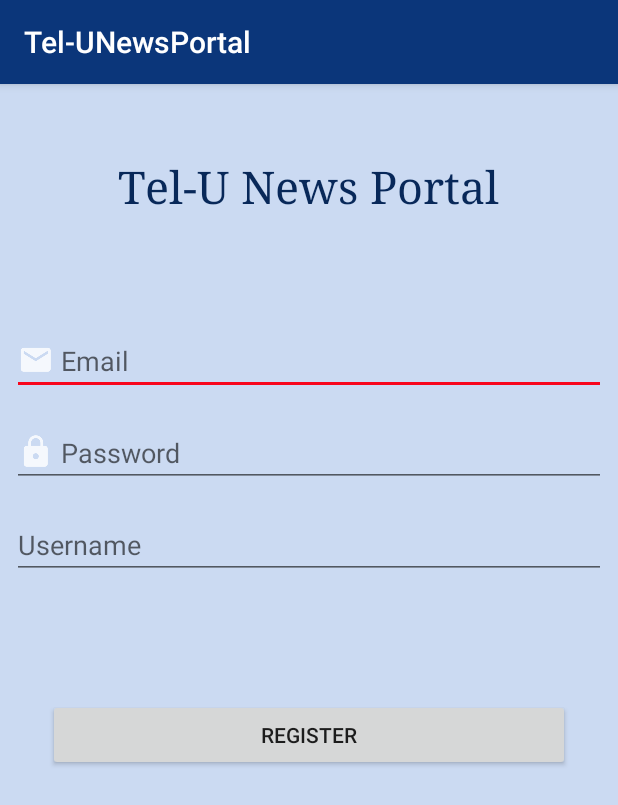
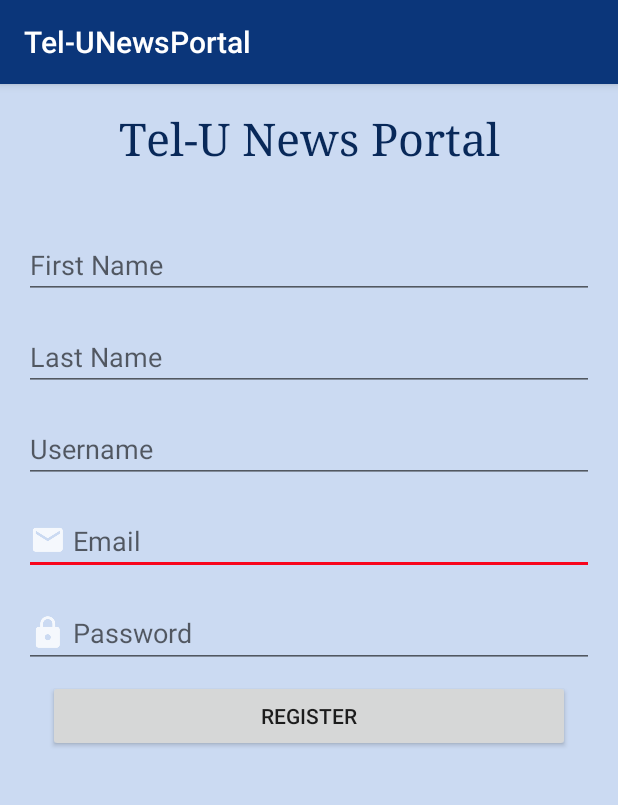
Before and after one commit to noparticularskill/RPL, an Android app: the Register screen opened directly, with no data from a screen before it, on a phone screen of 412 x 824 dp. Shown: the top 805 px of the screen. Run offline under Robolectric (Android 15) with nearby library versions, the light colour scheme and no system bars; our stand-ins replace Firebase (no records; nobody signed in at launch, a user with empty details on screens opened directly).

Commit message:
edit layout register, edit java register

```diff
--- a/app/src/main/java/com/example/android/tel_unewsportal/Register.java
+++ b/app/src/main/java/com/example/android/tel_unewsportal/Register.java
@@ -19,8 +19,8 @@ import com.google.firebase.database.FirebaseDatabase;
 
 public class Register extends AppCompatActivity {
     DatabaseReference user = FirebaseDatabase.getInstance().getReference("User");
-    EditText email, username, password;
-    String mEmail, mUsername, mPassword;
+    EditText email, username, password, first_name, last_name;
+    String mEmail, mUsername, mPassword, mfirst, mlast;
 
 
     @Override
@@ -39,6 +39,8 @@ public class Register extends AppCompatActivity {
         email=findViewById(R.id.input_email);
         username=findViewById(R.id.input_confirm);
         password=findViewById(R.id.input_password);
+        first_name=findViewById(R.id.edtFirst);
+        last_name=findViewById(R.id.edtLast);
     }
 
     public void register(View view) {
@@ -46,6 +48,8 @@ public class Register extends AppCompatActivity {
         mEmail = email.getText().toString();
         mPassword = password.getText().toString();
         mUsername = username.getText().toString();
+        mfirst=first_name.getText().toString();
+        mlast=last_name.getText().toString();
 
         if (mUsername.isEmpty()){
             msg("username harus diisi");
@@ -58,6 +62,12 @@ public class Register extends AppCompatActivity {
         if (mPassword.isEmpty()){
             msg("password harus diisi");
             return;
+        }
+        if (mfirst.isEmpty()){
+            msg("first name harus diisi");
+        }
+        if (mlast.isEmpty()){
+            msg("last name harus diisi");
         }
         if (mPassword.length() < 6){
             msg("password minimal 6 karakter");
--- a/app/src/main/res/layout/activity_register.xml
+++ b/app/src/main/res/layout/activity_register.xml
@@ -12,14 +12,13 @@
         android:layout_width="wrap_content"
         android:layout_height="50dp"
         android:layout_marginStart="8dp"
-        android:layout_marginTop="48dp"
+        android:layout_marginTop="16dp"
         android:layout_marginEnd="8dp"
         android:fontFamily="serif"
         android:text="Tel-U News Portal"
         android:textColor="#082859"
         android:textSize="30sp"
         app:layout_constraintEnd_toEndOf="parent"
-        app:layout_constraintHorizontal_bias="0.496"
         app:layout_constraintStart_toStartOf="parent"
         app:layout_constraintTop_toTopOf="parent" />
 
@@ -27,63 +26,80 @@
         android:id="@+id/input_email"
         android:layout_width="0dp"
         android:layout_height="wrap_content"
-        android:layout_marginStart="8dp"
-        android:layout_marginTop="64dp"
-        android:layout_marginEnd="8dp"
+        android:layout_marginTop="16dp"
         android:drawableLeft="@drawable/ic_email"
         android:ems="10"
         android:hint=" Email"
         android:inputType="text"
-        app:layout_constraintEnd_toEndOf="parent"
-        app:layout_constraintHorizontal_bias="0.968"
-        app:layout_constraintStart_toStartOf="parent"
-        app:layout_constraintTop_toBottomOf="@+id/main_title_register" />
+        app:layout_constraintEnd_toEndOf="@+id/input_confirm"
+        app:layout_constraintStart_toStartOf="@+id/input_confirm"
+        app:layout_constraintTop_toBottomOf="@+id/input_confirm" />
 
     <EditText
         android:id="@+id/input_password"
         android:layout_width="0dp"
-        android:layout_height="wrap_content"
-        android:layout_marginStart="8dp"
+        android:layout_height="46dp"
         android:layout_marginTop="16dp"
-        android:layout_marginEnd="8dp"
         android:drawableLeft="@drawable/ic_pass"
         android:ems="10"
         android:hint=" Password"
         android:inputType="textPassword"
-        app:layout_constraintEnd_toEndOf="parent"
-        app:layout_constraintHorizontal_bias="0.968"
-        app:layout_constraintStart_toStartOf="parent"
+        app:layout_constraintEnd_toEndOf="@+id/input_email"
+        app:layout_constraintStart_toStartOf="@+id/input_email"
         app:layout_constraintTop_toBottomOf="@+id/input_email" />
 
     <EditText
         android:id="@+id/input_confirm"
         android:layout_width="0dp"
         android:layout_height="wrap_content"
-        android:layout_marginStart="8dp"
         android:layout_marginTop="16dp"
-        android:layout_marginEnd="8dp"
         android:ems="10"
         android:hint="Username"
         android:inputType="text"
-        app:layout_constraintEnd_toEndOf="parent"
-        app:layout_constraintHorizontal_bias="1.0"
-        app:layout_constraintStart_toStartOf="parent"
-        app:layout_constraintTop_toBottomOf="@+id/input_password" />
+        app:layout_constraintEnd_toEndOf="@+id/edtLast"
+        app:layout_constraintStart_toStartOf="@+id/edtLast"
+        app:layout_constraintTop_toBottomOf="@+id/edtLast" />
 
     <Button
         android:id="@+id/button2"
         android:layout_width="0dp"
         android:layout_height="wrap_content"
         android:layout_marginStart="32dp"
-        android:layout_marginTop="80dp"
+        android:layout_marginTop="8dp"
         android:layout_marginEnd="32dp"
         android:onClick="register"
         android:text="register"
         app:layout_constraintEnd_toEndOf="parent"
         app:layout_constraintHorizontal_bias="0.0"
         app:layout_constraintStart_toStartOf="parent"
-        app:layout_constraintTop_toBottomOf="@+id/input_confirm"
+        app:layout_constraintTop_toBottomOf="@+id/input_password"
         tools:ignore="MissingConstraints" />
+
+    <EditText
+        android:id="@+id/edtFirst"
+        android:layout_width="0dp"
+        android:layout_height="wrap_content"
+        android:layout_marginStart="16dp"
+        android:layout_marginTop="32dp"
+        android:layout_marginEnd="16dp"
+        android:ems="10"
+        android:hint="First Name"
+        android:inputType="textPersonName"
+        app:layout_constraintEnd_toEndOf="parent"
+        app:layout_constraintStart_toStartOf="parent"
+        app:layout_constraintTop_toBottomOf="@+id/main_title_register" />
+
+    <EditText
+        android:id="@+id/edtLast"
+        android:layout_width="0dp"
+        android:layout_height="wrap_content"
+        android:layout_marginTop="16dp"
+        android:ems="10"
+        android:hint="Last Name"
+        android:inputType="textPersonName"
+        app:layout_constraintEnd_toEndOf="@+id/edtFirst"
+        app:layout_constraintStart_toStartOf="@+id/edtFirst"
+        app:layout_constraintTop_toBottomOf="@+id/edtFirst" />
 
 
 </android.support.constraint.ConstraintLayout>
```
